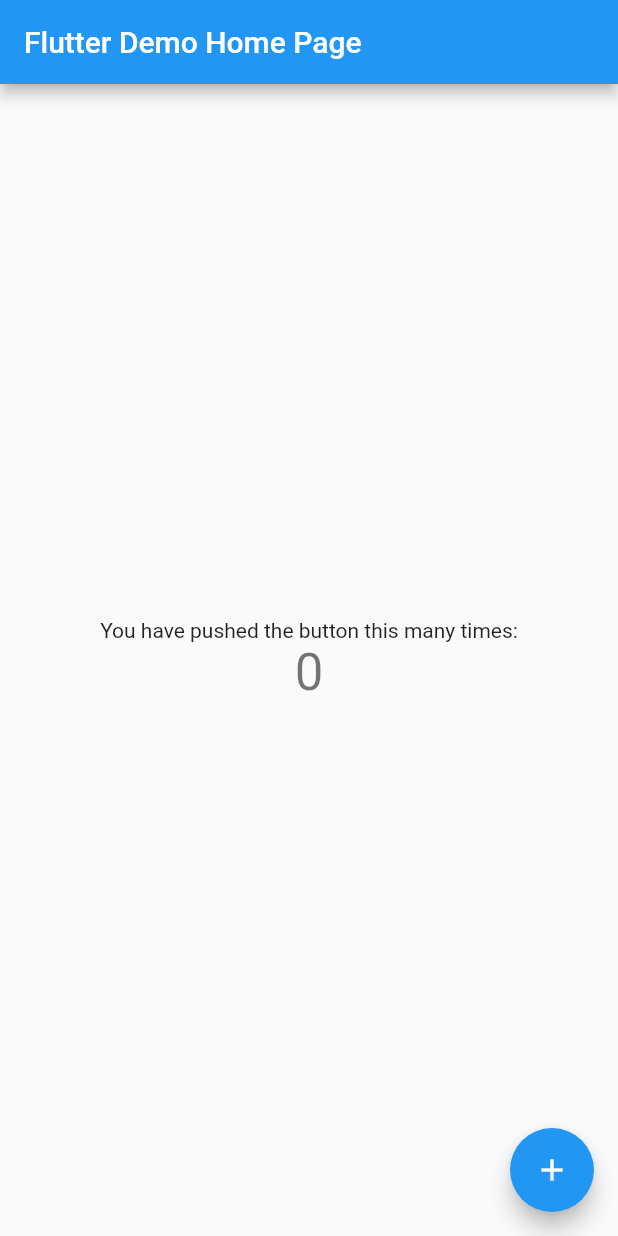
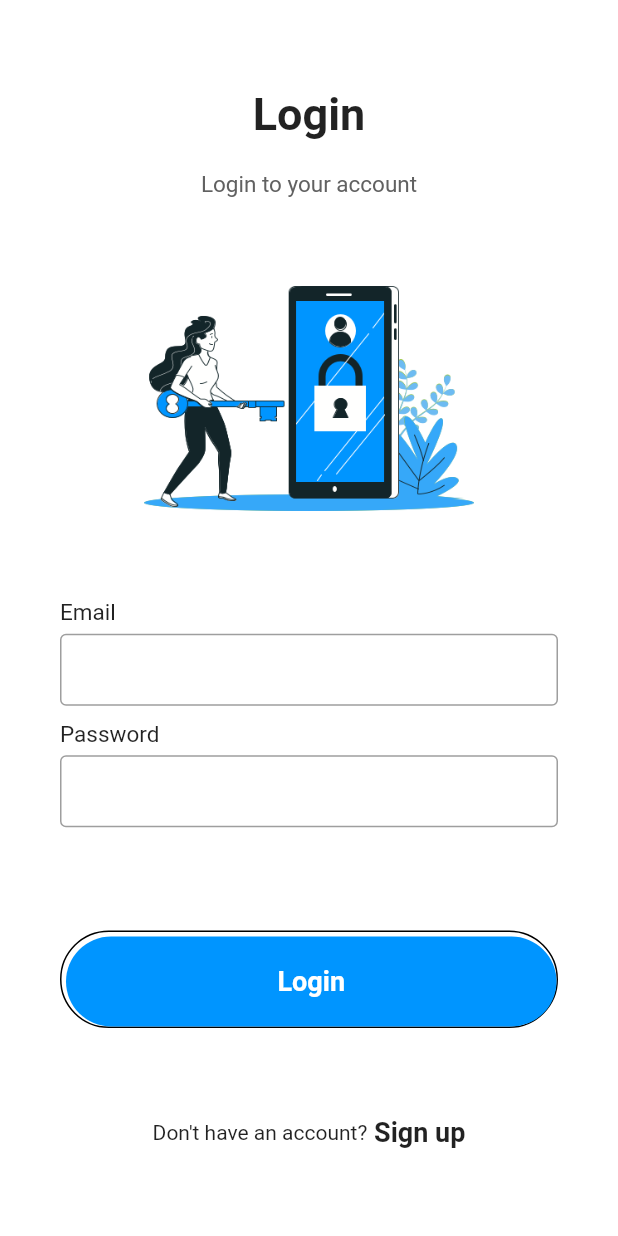
Before and after one commit to mohamed-abdelaziz721/flutter, a Flutter app: the screen it shows after launch, on a phone screen of 412 x 824 dp. Run offline on Flutter 3.47's test engine with Material 2 defaults, Android fonts, the phone set to English and light mode, and no system bars.

Commit message:
Finished login Layout page

```diff
--- a/lib/main.dart
+++ b/lib/main.dart
@@ -1,115 +1,158 @@
+import 'package:flutter/cupertino.dart';
 import 'package:flutter/material.dart';
+import 'package:flutter/services.dart';
 
 void main() {
-  runApp(const MyApp());
+  runApp(MaterialApp(debugShowCheckedModeBanner: false,
+    home:HomePage(),
+  ));
 }
 
-class MyApp extends StatelessWidget {
-  const MyApp({Key? key}) : super(key: key);
-
-  // This widget is the root of your application.
+class HomePage  extends StatelessWidget{
   @override
   Widget build(BuildContext context) {
-    return MaterialApp(
-      title: 'Flutter Demo',
-      theme: ThemeData(
-        // This is the theme of your application.
-        //
-        // Try running your application with "flutter run". You'll see the
-        // application has a blue toolbar. Then, without quitting the app, try
-        // changing the primarySwatch below to Colors.green and then invoke
-        // "hot reload" (press "r" in the console where you ran "flutter run",
-        // or simply save your changes to "hot reload" in a Flutter IDE).
-        // Notice that the counter didn't reset back to zero; the application
-        // is not restarted.
-        primarySwatch: Colors.blue,
-      ),
-      home: const MyHomePage(title: 'Flutter Demo Home Page'),
-    );
-  }
-}
+    return Scaffold(
+      resizeToAvoidBottomInset: false,
+      backgroundColor: Colors.white,
+      body: SizedBox(
+        height: MediaQuery.of(context).size.height,
+        width: double.infinity,
+        child: Column(
+          mainAxisAlignment: MainAxisAlignment.spaceBetween,
+          children: <Widget>[
+            Expanded(child: Column(
+              mainAxisAlignment: MainAxisAlignment.spaceEvenly,
+              children: <Widget>[
+                Column(
+                  children: <Widget>[
+                    const Text("Login",
+                      style: TextStyle(fontSize: 30, fontWeight: FontWeight.bold),),
+                    const SizedBox(height: 20,),
+                    Text("Login to your account",
+                      style: TextStyle(
+                          fontSize: 15,
+                          color:Colors.grey[700]),)
+                  ],
+                ),
+                Container(
+                  padding: const EdgeInsets.only(top: 100),
+                  height: 150,
+                  decoration: const BoxDecoration(
+                    image: DecorationImage(
+                        image: AssetImage("assets/background.png"),
+                        fit: BoxFit.fitHeight
+                    ),
 
-class MyHomePage extends StatefulWidget {
-  const MyHomePage({Key? key, required this.title}) : super(key: key);
+                  ),
+                ),
+                Padding(
+                  padding: const EdgeInsets.symmetric(horizontal: 40),
+                  child: Column(
+                    children: <Widget>[
+                      inputFile(label: "Email"),
+                      inputFile(label: "Password", obscureText: true)
+                    ],
+                  ),
+                ),
+                Padding(padding:
+                const EdgeInsets.symmetric(horizontal: 40),
+                  child: Container(
+                    padding: const EdgeInsets.only(top: 3, left: 3),
+                    decoration:
+                    BoxDecoration(
+                        borderRadius: BorderRadius.circular(50),
+                        border: const Border(
+                          bottom: BorderSide(color: Colors.black),
+                          top: BorderSide(color: Colors.black),
+                          left: BorderSide(color: Colors.black),
+                          right: BorderSide(color: Colors.black),
 
-  // This widget is the home page of your application. It is stateful, meaning
-  // that it has a State object (defined below) that contains fields that affect
-  // how it looks.
+                        )
 
-  // This class is the configuration for the state. It holds the values (in this
-  // case the title) provided by the parent (in this case the App widget) and
-  // used by the build method of the State. Fields in a Widget subclass are
-  // always marked "final".
 
-  final String title;
 
-  @override
-  State<MyHomePage> createState() => _MyHomePageState();
-}
+                    ),
+                    child: MaterialButton(
+                      minWidth: double.infinity,
+                      height: 60,
+                      onPressed: () {},
+                      color: const Color(0xff0095FF),
+                      elevation: 0,
+                      shape: RoundedRectangleBorder(
+                        borderRadius: BorderRadius.circular(50),
 
-class _MyHomePageState extends State<MyHomePage> {
-  int _counter = 0;
+                      ),
+                      child: const Text(
+                        "Login", style: TextStyle(
+                        fontWeight: FontWeight.w600,
+                        fontSize: 18,
+                        color: Colors.white,
 
-  void _incrementCounter() {
-    setState(() {
-      // This call to setState tells the Flutter framework that something has
-      // changed in this State, which causes it to rerun the build method below
-      // so that the display can reflect the updated values. If we changed
-      // _counter without calling setState(), then the build method would not be
-      // called again, and so nothing would appear to happen.
-      _counter++;
-    });
-  }
+                      ),
+                      ),
 
-  @override
-  Widget build(BuildContext context) {
-    // This method is rerun every time setState is called, for instance as done
-    // by the _incrementCounter method above.
-    //
-    // The Flutter framework has been optimized to make rerunning build methods
-    // fast, so that you can just rebuild anything that needs updating rather
-    // than having to individually change instances of widgets.
-    return Scaffold(
-      appBar: AppBar(
-        // Here we take the value from the MyHomePage object that was created by
-        // the App.build method, and use it to set our appbar title.
-        title: Text(widget.title),
-      ),
-      body: Center(
-        // Center is a layout widget. It takes a single child and positions it
-        // in the middle of the parent.
-        child: Column(
-          // Column is also a layout widget. It takes a list of children and
-          // arranges them vertically. By default, it sizes itself to fit its
-          // children horizontally, and tries to be as tall as its parent.
-          //
-          // Invoke "debug painting" (press "p" in the console, choose the
-          // "Toggle Debug Paint" action from the Flutter Inspector in Android
-          // Studio, or the "Toggle Debug Paint" command in Visual Studio Code)
-          // to see the wireframe for each widget.
-          //
-          // Column has various properties to control how it sizes itself and
-          // how it positions its children. Here we use mainAxisAlignment to
-          // center the children vertically; the main axis here is the vertical
-          // axis because Columns are vertical (the cross axis would be
-          // horizontal).
-          mainAxisAlignment: MainAxisAlignment.center,
-          children: <Widget>[
-            const Text(
-              'You have pushed the button this many times:',
-            ),
-            Text(
-              '$_counter',
-              style: Theme.of(context).textTheme.headline4,
-            ),
+                    ),
+                  ),
+                ),
+
+
+                Row(
+                  mainAxisAlignment: MainAxisAlignment.center,
+                  children: const <Widget>[
+                    Text("Don't have an account?"),
+                    Text(" Sign up", style: TextStyle(
+                      fontWeight: FontWeight.w600,
+                      fontSize: 18,
+
+                    ),)
+                  ],
+                ),
+              ],
+            ))
           ],
         ),
       ),
-      floatingActionButton: FloatingActionButton(
-        onPressed: _incrementCounter,
-        tooltip: 'Increment',
-        child: const Icon(Icons.add),
-      ), // This trailing comma makes auto-formatting nicer for build methods.
     );
   }
+
 }
+
+
+// we will be creating a widget for text field
+Widget inputFile({label, obscureText = false})
+{
+  return Column(
+    crossAxisAlignment: CrossAxisAlignment.start,
+    children: <Widget>[
+      Text(
+        label,
+        style: const TextStyle(
+            fontSize: 15,
+            fontWeight: FontWeight.w400,
+            color:Colors.black87
+        ),
+
+      ),
+      const SizedBox(
+        height: 5,
+      ),
+      TextField(
+        obscureText: obscureText,
+        decoration: const InputDecoration(
+            contentPadding: EdgeInsets.symmetric(vertical: 0,
+                horizontal: 10),
+            enabledBorder: OutlineInputBorder(
+              borderSide: BorderSide(
+                  color: Colors.grey
+              ),
+
+            ),
+            border: OutlineInputBorder(
+                borderSide: BorderSide(color: Colors.grey)
+            )
+        ),
+      ),
+      const SizedBox(height: 10,)
+    ],
+  );
+}
--- a/pubspec.yaml
+++ b/pubspec.yaml
@@ -57,6 +57,10 @@ flutter:
   # the material Icons class.
   uses-material-design: true
 
+  assets:
+    - assets/background.png
+    - assets/welcome.png
+
   # To add assets to your application, add an assets section, like this:
   # assets:
   #   - images/a_dot_burr.jpeg
```
Also changed, not shown: assets/background.png (added), assets/welcome.png (added), projects-readme/signin_form/images/login.jpg (added), 1 other file.
